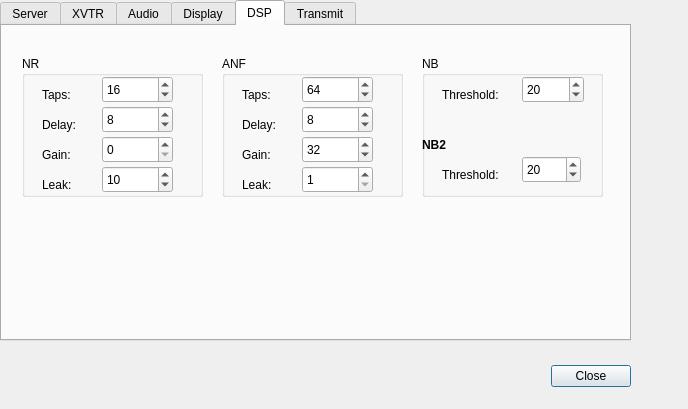
Qt form trunk/src/QtRadio/Configure.ui (alexlee188/ghpsdr3-alex) before a commit.
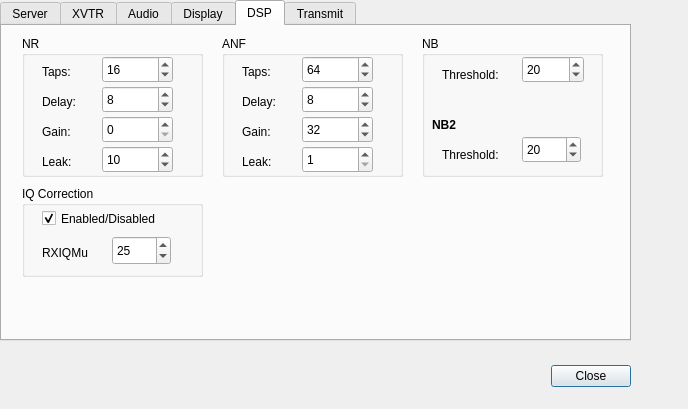
The same form after that commit. The open tabs and pages were chosen to show the change.

Patch:
```diff
--- a/trunk/src/QtRadio/Configure.ui
+++ b/trunk/src/QtRadio/Configure.ui
@@ -786,7 +786,7 @@
      <property name="geometry">
       <rect>
        <x>20</x>
-       <y>30</y>
+       <y>10</y>
        <width>181</width>
        <height>141</height>
       </rect>
@@ -798,7 +798,7 @@
       <property name="geometry">
        <rect>
         <x>20</x>
-        <y>30</y>
+        <y>27</y>
         <width>62</width>
         <height>17</height>
        </rect>
@@ -811,7 +811,7 @@
       <property name="geometry">
        <rect>
         <x>20</x>
-        <y>60</y>
+        <y>57</y>
         <width>62</width>
         <height>17</height>
        </rect>
@@ -824,7 +824,7 @@
       <property name="geometry">
        <rect>
         <x>20</x>
-        <y>90</y>
+        <y>87</y>
         <width>62</width>
         <height>17</height>
        </rect>
@@ -837,7 +837,7 @@
       <property name="geometry">
        <rect>
         <x>20</x>
-        <y>120</y>
+        <y>117</y>
         <width>62</width>
         <height>17</height>
        </rect>
@@ -912,7 +912,7 @@
      <property name="geometry">
       <rect>
        <x>220</x>
-       <y>30</y>
+       <y>10</y>
        <width>181</width>
        <height>141</height>
       </rect>
@@ -924,7 +924,7 @@
       <property name="geometry">
        <rect>
         <x>20</x>
-        <y>30</y>
+        <y>27</y>
         <width>62</width>
         <height>17</height>
        </rect>
@@ -937,7 +937,7 @@
       <property name="geometry">
        <rect>
         <x>20</x>
-        <y>60</y>
+        <y>57</y>
         <width>62</width>
         <height>17</height>
        </rect>
@@ -950,7 +950,7 @@
       <property name="geometry">
        <rect>
         <x>20</x>
-        <y>90</y>
+        <y>87</y>
         <width>62</width>
         <height>17</height>
        </rect>
@@ -963,7 +963,7 @@
       <property name="geometry">
        <rect>
         <x>20</x>
-        <y>120</y>
+        <y>117</y>
         <width>62</width>
         <height>17</height>
        </rect>
@@ -1038,7 +1038,7 @@
      <property name="geometry">
       <rect>
        <x>420</x>
-       <y>30</y>
+       <y>10</y>
        <width>181</width>
        <height>141</height>
       </rect>
@@ -1081,7 +1081,7 @@
      <widget class="QLabel" name="label_26">
       <property name="geometry">
        <rect>
-        <x>0</x>
+        <x>10</x>
         <y>80</y>
         <width>67</width>
         <height>17</height>
@@ -1130,6 +1130,64 @@
       </property>
      </widget>
     </widget>
+    <widget class="QGroupBox" name="groupBox_6">
+     <property name="geometry">
+      <rect>
+       <x>20</x>
+       <y>160</y>
+       <width>181</width>
+       <height>91</height>
+      </rect>
+     </property>
+     <property name="title">
+      <string>IQ Correction</string>
+     </property>
+     <widget class="QCheckBox" name="RxIQcheckBox">
+      <property name="geometry">
+       <rect>
+        <x>20</x>
+        <y>20</y>
+        <width>151</width>
+        <height>25</height>
+       </rect>
+      </property>
+      <property name="text">
+       <string>Enabled/Disabled</string>
+      </property>
+      <property name="checked">
+       <bool>true</bool>
+      </property>
+     </widget>
+     <widget class="QSpinBox" name="RxIQspinBox">
+      <property name="geometry">
+       <rect>
+        <x>90</x>
+        <y>50</y>
+        <width>59</width>
+        <height>29</height>
+       </rect>
+      </property>
+      <property name="maximum">
+       <number>100</number>
+      </property>
+      <property name="value">
+       <number>25</number>
+      </property>
+     </widget>
+     <widget class="QLabel" name="label_33">
+      <property name="geometry">
+       <rect>
+        <x>20</x>
+        <y>57</y>
+        <width>69</width>
+        <height>19</height>
+       </rect>
+      </property>
+      <property name="text">
+       <string>RXIQMu</string>
+      </property>
+     </widget>
+    </widget>
    </widget>
    <widget class="QWidget" name="Transmit">
     <attribute name="title">
```
Left out of the diff: 2 changed lines with no effect on the pictures.
